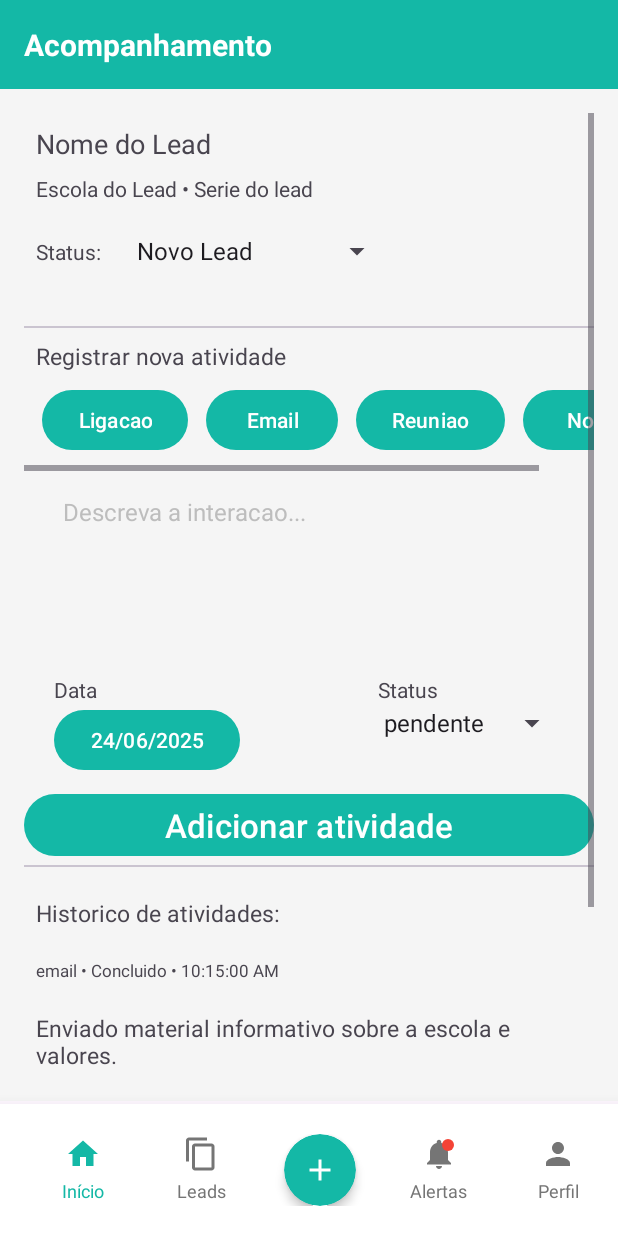
After one commit to danierumr/INF311ProjetoPratico, an Android app: the fragment AcompanhamentoFragment placed in its activity, on a phone screen of 412 x 824 dp. The commit adds this screen. Run offline under Robolectric (Android 15) with nearby library versions, the phone set to English and light mode, and no system bars; our stand-ins replace Firebase (no records; nobody signed in at launch, a user with empty details on screens opened directly); network calls fail.

Commit message:
acompanhamento esqueleto funcionando

```diff
--- /dev/null
+++ b/app/src/main/java/inf311/grupo1/projetopratico/AcompanhamentoFragment.java
@@ -0,0 +1,118 @@
+package inf311.grupo1.projetopratico;
+
+import android.app.DatePickerDialog;
+import android.os.Bundle;
+import android.util.Log;
+import android.view.LayoutInflater;
+import android.view.View;
+import android.view.ViewGroup;
+import android.widget.AdapterView;
+import android.widget.ArrayAdapter;
+import android.widget.Button; // Assuming you still have the Button for the calendar
+import android.widget.DatePicker;
+import android.widget.Spinner;
+// ... other imports ...
+import androidx.annotation.NonNull;
+import androidx.annotation.Nullable;
+import androidx.fragment.app.Fragment;
+import java.text.SimpleDateFormat;
+import java.util.Calendar;
+import java.util.Locale;
+
+import inf311.grupo1.projetopratico.utils.App_fragment;
+
+public class AcompanhamentoFragment extends App_fragment {
+
+    private static final String TAG = "AcompanhamentoFragment";
+
+    private Button calendarioButton;
+    private Calendar selectedDateCalendar;
+    private Spinner acompanhamentoSpinner1;
+    private Spinner acompanhamentoSpinner2;
+
+    @Nullable
+    @Override
+    public View onCreateView(@NonNull LayoutInflater inflater, @Nullable ViewGroup container, @Nullable Bundle savedInstanceState) {
+        Log.d(TAG, "onCreateView: AcompanhamentoFragment onCreateView");
+
+        View view = inflater.inflate(R.layout.fragment_acompanhamento, container, false);
+
+        // Calendar Button Setup (from previous example)
+        calendarioButton = view.findViewById(R.id.acompanhamento_calendario_btn);
+        selectedDateCalendar = Calendar.getInstance();
+        updateButtonText(); // For calendar button
+        calendarioButton.setOnClickListener(new View.OnClickListener() {
+            @Override
+            public void onClick(View v) {
+                showDatePickerDialog(); // For calendar button
+            }
+        });
+
+        acompanhamentoSpinner1 = view.findViewById(R.id.acompanhamento_spinner);
+        acompanhamentoSpinner2 = view.findViewById(R.id.acompanhamento_spinner2);
+
+        ArrayAdapter<CharSequence> adapter = ArrayAdapter.createFromResource(
+                requireContext(),
+                R.array.spinner_options,
+                android.R.layout.simple_spinner_item
+        );
+        ArrayAdapter<CharSequence> adapter2 = ArrayAdapter.createFromResource(
+                requireContext(),
+                R.array.spinner2_options,
+                android.R.layout.simple_spinner_item
+        );
+
+        adapter.setDropDownViewResource(android.R.layout.simple_spinner_dropdown_item);
+        adapter2.setDropDownViewResource(android.R.layout.simple_spinner_dropdown_item);
+
+        acompanhamentoSpinner1.setAdapter(adapter);
+        acompanhamentoSpinner2.setAdapter(adapter2);
+
+        acompanhamentoSpinner1.setOnItemSelectedListener(new AdapterView.OnItemSelectedListener() {
+            @Override
+            public void onItemSelected(AdapterView<?> parent, View view, int position, long id) {
+                String selectedItem = parent.getItemAtPosition(position).toString();
+            }
+
+            @Override
+            public void onNothingSelected(AdapterView<?> parent) {}
+        });
+
+        acompanhamentoSpinner2.setOnItemSelectedListener(new AdapterView.OnItemSelectedListener() {
+            @Override
+            public void onItemSelected(AdapterView<?> parent, View view, int position, long id) {
+                String selectedItem = parent.getItemAtPosition(position).toString();
+            }
+
+            @Override
+            public void onNothingSelected(AdapterView<?> parent) {}
+        });
+
+        return view;
+    }
+
+    private void showDatePickerDialog() {
+        int year = selectedDateCalendar.get(Calendar.YEAR);
+        int month = selectedDateCalendar.get(Calendar.MONTH);
+        int day = selectedDateCalendar.get(Calendar.DAY_OF_MONTH);
+
+        DatePickerDialog datePickerDialog = new DatePickerDialog(
+                requireContext(),
+                (view, year1, monthOfYear, dayOfMonth) -> {
+                    selectedDateCalendar.set(Calendar.YEAR, year1);
+                    selectedDateCalendar.set(Calendar.MONTH, monthOfYear);
+                    selectedDateCalendar.set(Calendar.DAY_OF_MONTH, dayOfMonth);
+                    updateButtonText();
+                },
+                year,
+                month,
+                day);
+        datePickerDialog.show();
+    }
+
+    private void updateButtonText() {
+        SimpleDateFormat dateFormat = new SimpleDateFormat("dd/MM/yyyy", Locale.getDefault());
+        String dateString = dateFormat.format(selectedDateCalendar.getTime());
+        calendarioButton.setText(dateString);
+    }
+}
--- a/app/src/main/java/inf311/grupo1/projetopratico/DetalhesLeadFragment.java
+++ b/app/src/main/java/inf311/grupo1/projetopratico/DetalhesLeadFragment.java
@@ -191,13 +191,16 @@ public class DetalhesLeadFragment extends App_fragment {
      */
     private void registrarAtividade() {
         Log.d(TAG, "Registrando atividade para lead: " + contato.nome);
-
-        // TODO: Implementar tela de registro de atividade
-        // Por enquanto, apenas mostra uma mensagem
+        if (contato != null && getActivity() instanceof MainActivityNova){
+            MainActivityNova mainActivity = (MainActivityNova) getActivity();
+            mainActivity.navigateToAcompanhamento(contato);
+            Log.d(TAG, "Navegando para acompanhamento do lead: " + contato.nome);
+        }
+        /*
         if (getActivity() != null) {
             Toast.makeText(getActivity(), "Funcionalidade de registro de atividade em desenvolvimento",
                           Toast.LENGTH_LONG).show();
-        }
+        }*/
     }
 
     /**
--- a/app/src/main/java/inf311/grupo1/projetopratico/MainActivityNova.java
+++ b/app/src/main/java/inf311/grupo1/projetopratico/MainActivityNova.java
@@ -40,6 +40,7 @@ public class MainActivityNova extends AppCompatActivity {
     private static final String METRICAS_FRAGMENT = "metricas_fragment";
     private static final String ALERTAS_FRAGMENT = "alertas_fragment";
     private static final String FUNIL_FRAGMENT = "funil_fragment";
+    private static final String ACOMPANHAMENTO_FRAGMENT = "acompanhamento_fragment";
 
     private String currentFragmentTag = null;
 
@@ -302,6 +303,13 @@ public class MainActivityNova extends AppCompatActivity {
                 Log.d(TAG, "Criando FunilFragment");
                 break;
 
+            case ACOMPANHAMENTO_FRAGMENT:
+            case "acompanhamento":
+                fragment = new AcompanhamentoFragment();
+                fragment.app_pointer = app;
+                Log.d(TAG, "Criando AcompanhamentoFragment");
+                break;
+
             default:
                 Log.w(TAG, "Fragment tag desconhecida: " + tag + ". Criando DashboardFragment por padrão");
                 fragment = new DashboardFragment();
@@ -432,6 +440,15 @@ public class MainActivityNova extends AppCompatActivity {
         Bundle args = new Bundle();
         args.putParcelable("contato", contato);
         navigateToFragment(DETALHES_LEAD_FRAGMENT, args);
+    }
+
+    /**
+     * Navega para acompanhamento do lead
+     */
+    public void navigateToAcompanhamento(Contato contato) {
+        Bundle args = new Bundle();
+        args.putParcelable("contato", contato);
+        navigateToFragment(ACOMPANHAMENTO_FRAGMENT, args);
     }
 
     /**
--- /dev/null
+++ b/app/src/main/res/layout/fragment_acompanhamento.xml
@@ -0,0 +1,337 @@
+<?xml version="1.0" encoding="utf-8"?>
+<RelativeLayout xmlns:android="http://schemas.android.com/apk/res/android"
+    xmlns:app="http://schemas.android.com/apk/res-auto"
+    xmlns:tools="http://schemas.android.com/tools"
+    android:id="@+id/fragment_acompanhamento"
+    android:layout_width="match_parent"
+    android:layout_height="match_parent"
+    android:background="@color/background_gray_light"
+    android:fitsSystemWindows="true"
+    tools:context=".AcompanhamentoFragment">
+
+    <RelativeLayout
+        android:id="@+id/acompanhamento_header"
+        android:layout_width="match_parent"
+        android:layout_height="wrap_content"
+        android:background="@color/primary_green"
+        android:paddingVertical="16dp"
+        android:paddingStart="16dp"
+        android:paddingEnd="16dp">
+
+        <TextView
+            android:id="@+id/leads_title"
+            android:layout_width="match_parent"
+            android:layout_height="wrap_content"
+            android:gravity="start"
+            android:text="@string/acompanhamento_title"
+            android:textColor="@color/text_white"
+            android:textSize="20sp"
+            android:textStyle="bold" />
+
+
+    </RelativeLayout>
+
+    <ScrollView
+        android:id="@+id/acompanhamento_scroll"
+        android:layout_width="match_parent"
+        android:layout_height="match_parent"
+        android:layout_below="@id/acompanhamento_header"
+        android:background="@color/background_gray_light"
+        android:foregroundGravity="top"
+        android:padding="16dp">
+
+        <RelativeLayout
+            android:id="@+id/acompanhamento_lead_basics"
+            android:layout_width="match_parent"
+            android:layout_height="wrap_content"
+            android:layout_below="@id/acompanhamento_header">
+
+            <TextView
+                android:id="@+id/acompanhamento_lead_nome"
+                android:layout_width="match_parent"
+                android:layout_height="wrap_content"
+                android:layout_marginStart="8dp"
+                android:layout_marginTop="8dp"
+                android:layout_marginEnd="8dp"
+                android:gravity="start"
+                android:text="@string/acompanhamento_lead_nome"
+                android:textSize="8pt" />
+
+            <TextView
+                android:id="@+id/acompanhamento_escola"
+                android:layout_width="match_parent"
+                android:layout_height="wrap_content"
+                android:layout_below="@id/acompanhamento_lead_nome"
+                android:layout_marginStart="8dp"
+                android:layout_marginTop="8dp"
+                android:layout_marginEnd="8dp"
+                android:gravity="start"
+                android:text="@string/dlead_escola"
+
+                />
+
+            <LinearLayout
+                android:id="@+id/acompanhamento_status_lead"
+                android:layout_width="match_parent"
+                android:layout_height="wrap_content"
+                android:layout_below="@id/acompanhamento_escola"
+                android:layout_marginBottom="24dp"
+                android:orientation="horizontal">
+
+                <TextView
+                    android:id="@+id/acompanhamento_lead_status"
+                    android:layout_width="wrap_content"
+                    android:layout_height="wrap_content"
+                    android:layout_marginStart="8dp"
+                    android:layout_marginTop="8dp"
+                    android:layout_marginEnd="8dp"
+                    android:gravity="start"
+                    android:text="@string/acompanhamento_lead_status" />
+
+                <Spinner
+                    android:id="@+id/acompanhamento_spinner"
+                    android:layout_width="wrap_content"
+                    android:layout_height="48dp"
+                    android:layout_marginStart="8dp"
+                    android:layout_marginTop="8dp"
+                    android:layout_marginEnd="8dp"
+                    android:spinnerMode="dropdown" />
+
+            </LinearLayout>
+
+            <com.google.android.material.divider.MaterialDivider
+                android:id="@+id/acompanhamento_div1"
+                android:layout_width="match_parent"
+                android:layout_height="1dp"
+                android:layout_below="@id/acompanhamento_status_lead"
+                android:layout_marginTop="2dp">
+
+            </com.google.android.material.divider.MaterialDivider>
+
+            <TextView
+                android:id="@+id/acompanhamento_nova_atividade"
+                android:layout_width="match_parent"
+                android:layout_height="wrap_content"
+                android:layout_below="@id/acompanhamento_div1"
+                android:layout_marginStart="8dp"
+                android:layout_marginTop="8dp"
+                android:layout_marginEnd="8dp"
+                android:gravity="start"
+                android:text="@string/acompanhamento_registrar_atividade"
+                android:textSize="7pt" />
+
+            <HorizontalScrollView
+                android:id="@+id/acompanhamento_horizontal_scroll"
+                android:layout_width="match_parent"
+                android:layout_height="wrap_content"
+                android:layout_below="@id/acompanhamento_nova_atividade"
+                android:layout_marginTop="8dp"
+                android:background="@color/background_gray_light">
+
+                <LinearLayout
+                    android:id="@+id/acompanhamento_atividades_container"
+                    android:layout_width="wrap_content"
+                    android:layout_height="wrap_content"
+                    android:layout_marginBottom="10dp"
+                    android:orientation="horizontal">
+
+                    <Button
+                        android:id="@+id/acompanhamento_ligacao_btn"
+                        android:layout_width="match_parent"
+                        android:layout_height="wrap_content"
+                        android:layout_marginStart="12dp"
+                        android:text="@string/acompanhamento_ligacao_btn_text" />
+
+                    <Button
+                        android:id="@+id/acompanhamento_email_btn"
+                        android:layout_width="match_parent"
+                        android:layout_height="wrap_content"
+                        android:layout_marginStart="12dp"
+                        android:text="@string/acompanhamento_email_btn_text" />
+
+                    <Button
+                        android:id="@+id/acompanhamento_reuniao_btn"
+                        android:layout_width="match_parent"
+                        android:layout_height="wrap_content"
+                        android:layout_marginStart="12dp"
+                        android:text="@string/acompanhamento_reuniao_btn_text" />
+
+                    <Button
+                        android:id="@+id/acompanhamento_nota_btn"
+                        android:layout_width="match_parent"
+                        android:layout_height="wrap_content"
+                        android:layout_marginStart="12dp"
+                        android:text="@string/acompanhamento_nota_btn_text" />
+
+
+                </LinearLayout>
+
+            </HorizontalScrollView>
+
+            <EditText
+                android:id="@+id/acompanhamento_descricao"
+                android:layout_width="match_parent"
+                android:layout_height="120dp"
+                android:layout_below="@id/acompanhamento_horizontal_scroll"
+                android:layout_marginStart="10dp"
+                android:layout_marginEnd="10dp"
+                android:gravity="top"
+                android:inputType="text|textMultiLine"
+                android:padding="16dp"
+                android:hint="@string/acompanhamento_text_caixa"
+                android:textColor="@color/text_primary"
+                android:textColorHint="@color/text_hint"
+                android:textSize="16sp"
+                android:background="@android:color/transparent" />
+
+            <HorizontalScrollView
+                android:id="@+id/acompanhamento_horizontal_scroll2"
+                android:layout_width="match_parent"
+                android:layout_height="wrap_content"
+                android:layout_below="@id/acompanhamento_descricao"
+                android:layout_marginTop="8dp">
+
+                <LinearLayout
+                    android:id="@+id/acompanhamento_abaixo_caixa_texto"
+                    android:layout_width="wrap_content"
+                    android:layout_height="wrap_content"
+                    android:layout_marginStart="8dp"
+                    android:layout_marginTop="8dp"
+                    android:layout_marginEnd="8dp"
+                    android:layout_marginBottom="8dp"
+                    android:gravity="end"
+                    android:orientation="horizontal">
+
+                    <RelativeLayout
+                        android:id="@+id/acompanhamento_layout_abaixo_caixa_texto"
+                        android:layout_width="match_parent"
+                        android:layout_height="wrap_content"
+                        android:layout_marginEnd="80dp"
+                        android:gravity="start">
+
+                        <TextView
+                            android:id="@+id/acompanhamento_data_texto"
+                            android:layout_width="wrap_content"
+                            android:layout_height="wrap_content"
+                            android:layout_marginStart="12dp"
+                            android:text="@string/acompanhamento_data" />
+
+                        <Button
+                            android:id="@+id/acompanhamento_calendario_btn"
+                            android:layout_width="wrap_content"
+                            android:layout_height="wrap_content"
+                            android:layout_below="@id/acompanhamento_data_texto"
+                            android:layout_marginStart="12dp"
+                            android:text="@string/acompanhamento_data_placeholder" />
+
+                    </RelativeLayout>
+
+                    <RelativeLayout
+                        android:id="@+id/acompanhamento_layout_abaixo_caixa_texto2"
+                        android:layout_width="match_parent"
+                        android:layout_height="wrap_content"
+
+                        >
+
+                        <TextView
+                            android:id="@+id/acompanhamento_status_texto"
+                            android:layout_width="wrap_content"
+                            android:layout_height="wrap_content"
+                            android:layout_marginStart="12dp"
+                            android:text="@string/acompanhamento_status" />
+
+                        <Spinner
+                            android:id="@+id/acompanhamento_spinner2"
+                            android:layout_width="wrap_content"
+                            android:layout_height="48dp"
+                            android:layout_marginStart="8dp"
+                            android:layout_marginTop="8dp"
+                            android:layout_marginEnd="8dp"
+                            android:spinnerMode="dropdown" />
+
+                    </RelativeLayout>
+
+                </LinearLayout>
+
+            </HorizontalScrollView>
+
+            <Button
+                android:id="@+id/acompanhamento_add_activity_btn"
+                android:layout_width="match_parent"
+                android:layout_height="match_parent"
+                android:layout_below="@id/acompanhamento_horizontal_scroll2"
+                android:text="@string/acompanhamento_add_atividade_btn"
+                android:textSize="10pt" />
+
+            <com.google.android.material.divider.MaterialDivider
+                android:id="@+id/acompanhamento_div2"
+                android:layout_width="match_parent"
+                android:layout_height="1dp"
+                android:layout_below="@id/acompanhamento_add_activity_btn"
+                android:layout_marginTop="2dp">
+
+            </com.google.android.material.divider.MaterialDivider>
+
+            <TextView
+                android:id="@+id/acompanhamento_historico_atividade"
+                android:layout_width="match_parent"
+                android:layout_height="wrap_content"
+                android:layout_below="@id/acompanhamento_div2"
+                android:layout_marginStart="8dp"
+                android:layout_marginTop="20dp"
+                android:layout_marginEnd="8dp"
+                android:gravity="start"
+                android:text="@string/acompanhamento_historico_atividades"
+                android:textSize="7pt" />
+
+            <TextView
+                android:id="@+id/acompanhamento_informacoes_atividade"
+                android:layout_width="match_parent"
+                android:layout_height="wrap_content"
+                android:layout_below="@id/acompanhamento_historico_atividade"
+                android:layout_marginStart="8dp"
+                android:layout_marginTop="20dp"
+                android:layout_marginEnd="8dp"
+                android:gravity="start"
+                android:text="@string/acompanhamento_historico_email"
+                android:textSize="5pt" />
+
+            <TextView
+                android:id="@+id/acompanhamento_detalhes_atividade"
+                android:layout_width="match_parent"
+                android:layout_height="wrap_content"
+                android:layout_below="@id/acompanhamento_informacoes_atividade"
+                android:layout_marginStart="8dp"
+                android:layout_marginTop="20dp"
+                android:layout_marginEnd="8dp"
+                android:gravity="start"
+                android:text="@string/acompanhamento_historico_descricao"
+                android:textSize="7pt" />
+
+            <TextView
+                android:id="@+id/acompanhamento_data_atividade"
+                android:layout_width="match_parent"
+                android:layout_height="wrap_content"
+                android:layout_below="@id/acompanhamento_detalhes_atividade"
+                android:layout_marginStart="8dp"
+                android:layout_marginTop="20dp"
+                android:layout_marginEnd="8dp"
+                android:gravity="start"
+                android:text="@string/acompanhamento_data_placeholder"
+                android:textSize="5pt" />
+
+            <com.google.android.material.divider.MaterialDivider
+                android:id="@+id/acompanhamento_div3"
+                android:layout_width="match_parent"
+                android:layout_height="1dp"
+                android:layout_below="@id/acompanhamento_data_atividade"
+                android:layout_marginTop="2dp"
+                android:layout_marginBottom="125dp">
+
+            </com.google.android.material.divider.MaterialDivider>
+
+        </RelativeLayout>
+
+    </ScrollView>
+
+</RelativeLayout>
--- a/app/src/main/res/values/strings.xml
+++ b/app/src/main/res/values/strings.xml
@@ -80,4 +80,40 @@
     <string name="lead_filter_matriculados">Matriculados</string>
     <string name="lead_btn"> Adicionar Novo Lead</string>
 
+    <string name="acompanhamento_title">Acompanhamento</string>
+    <string name="acompanhamento_lead_nome">Nome do Lead</string>
+    <string name="acompanhamento_escola">Escola do Lead • Serie do lead</string>
+    <string name="acompanhamento_lead_status">Status:</string>
+    <string name="acompanhamento_registrar_atividade">Registrar nova atividade</string>
+    <string name="acompanhamento_ligacao_btn_text">Ligacao</string>
+    <string name="acompanhamento_email_btn_text">Email</string>
+    <string name="acompanhamento_reuniao_btn_text">Reuniao</string>
+    <string name="acompanhamento_nota_btn_text">Nota</string>
+    <string name="acompanhamento_text_caixa">Descreva a interacao...</string>
+    <string name="acompanhamento_data">Data</string>
+    <string name="acompanhamento_data_placeholder">06/20/2025</string>
+    <string name="acompanhamento_status">Status</string>
+    <string name="acompanhamento_add_atividade_btn">Adicionar atividade</string>
+    <string name="acompanhamento_historico_atividades">Historico de atividades:</string>
+    <string name="acompanhamento_historico_email">email • Concluido • 10:15:00 AM</string>
+    <string name="acompanhamento_historico_descricao">Enviado material informativo sobre a escola e valores.</string>
+    <string name="acompanhamento_proximos_passos">Proximos passos</string>
+    <string name="acompanhamento_proximos_passos_text1">Agendar visita a escola</string>
+    <string name="acompanhamento_proximos_passos_text2">enviar material informativo</string>
+
+    <string-array name="spinner_options">
+        <item>Novo Lead</item>
+        <item>Contatado</item>
+        <item>Interessado</item>
+        <item>Visita agendada</item>
+        <item>Convertido</item>
+        <item>Perdido</item>
+    </string-array>
+
+    <string-array name="spinner2_options">
+        <item>pendente</item>
+        <item>Concluido</item>
+        <item>Agendado</item>
+    </string-array>
+
 </resources>
--- a/gradle/libs.versions.toml
+++ b/gradle/libs.versions.toml
@@ -1,5 +1,5 @@
 [versions]
-agp = "8.9.2"
+agp = "8.10.1"
 junit = "4.13.2"
 junitVersion = "1.2.1"
 espressoCore = "3.6.1"
```
